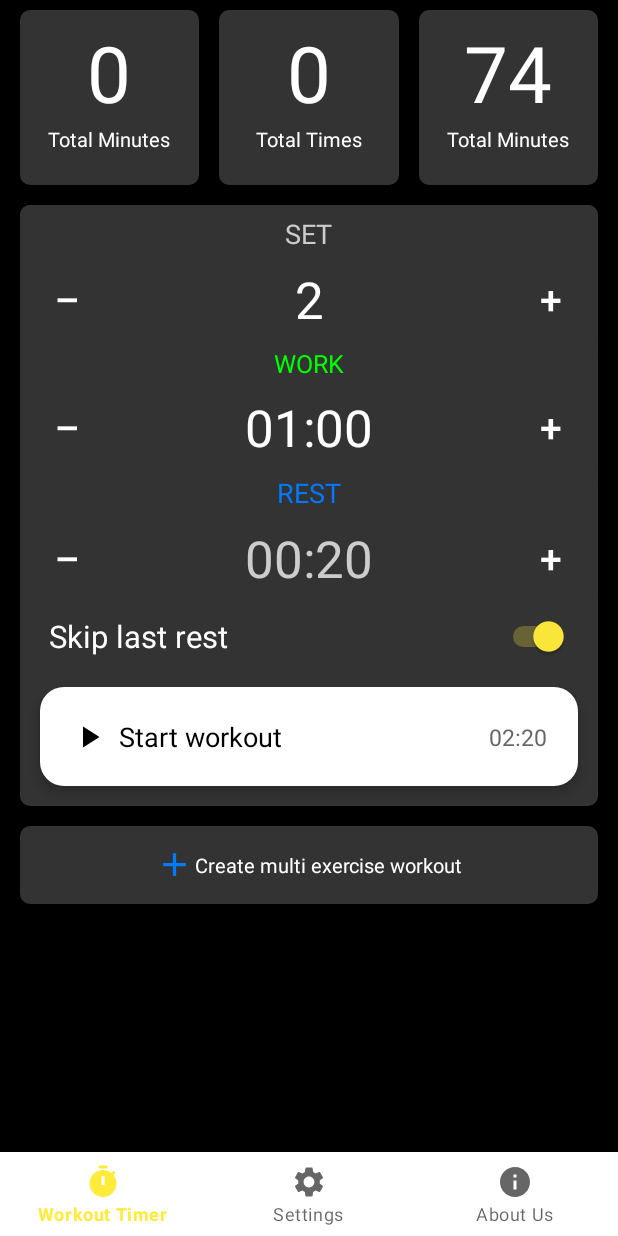
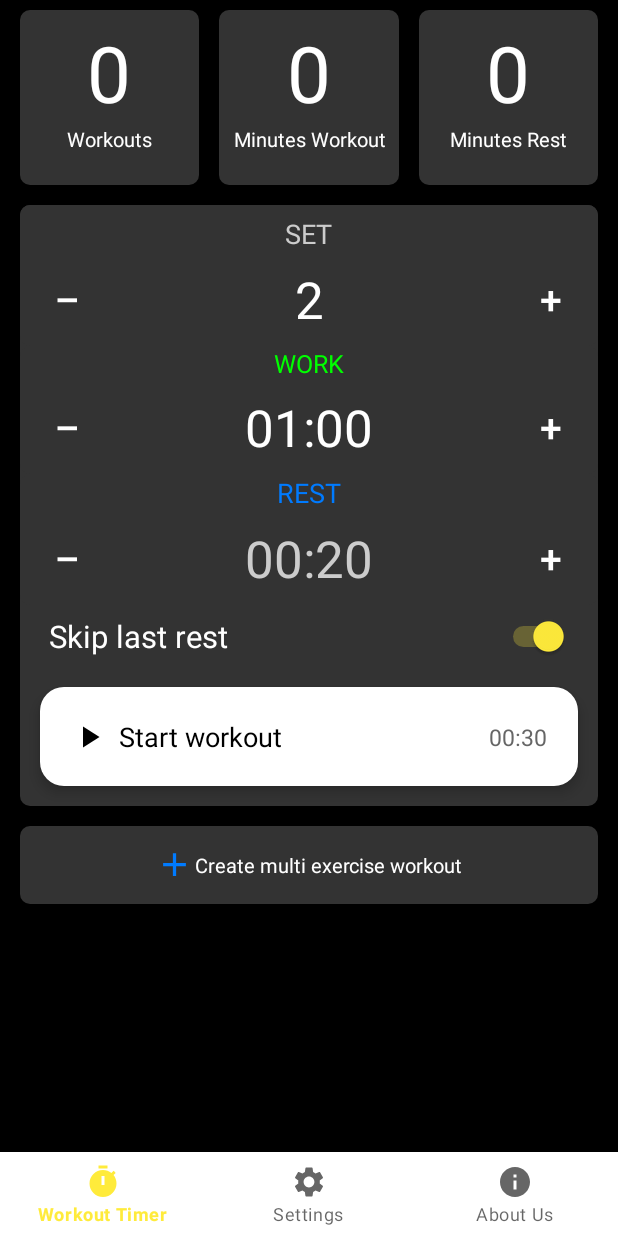
Before and after one commit to AmirNorouzpour/WorkoutTimer, an Android app: the screen it shows after launch (MainActivity), on a phone screen of 412 x 824 dp. Run offline under Robolectric (Android 15) with nearby library versions, the phone set to English and light mode, and no system bars; our stand-ins replace navigation-ui, sdp/ssp sizes; 1 statement that could not run was skipped.

Commit message:
Separate work and rest time

```diff
--- a/app/src/main/java/com/timer/workouttimer/helper/WorkoutDatabaseHelper.java
+++ b/app/src/main/java/com/timer/workouttimer/helper/WorkoutDatabaseHelper.java
@@ -17,7 +17,8 @@ public class WorkoutDatabaseHelper extends SQLiteOpenHelper {
     private static final String TABLE_WORKOUTS = "workouts";
     private static final String COLUMN_ID = "id";
     private static final String COLUMN_DATE = "date";
-    private static final String COLUMN_DURATION = "duration";
+    private static final String COLUMN_WORK = "work";
+    private static final String COLUMN_REST = "rest";
     private static final String COLUMN_RATE = "rate";
 
     public WorkoutDatabaseHelper(Context context) {
@@ -29,7 +30,8 @@ public class WorkoutDatabaseHelper extends SQLiteOpenHelper {
         String createTable = "CREATE TABLE " + TABLE_WORKOUTS + "("
                 + COLUMN_ID + " INTEGER PRIMARY KEY AUTOINCREMENT, "
                 + COLUMN_DATE + " TEXT, "
-                + COLUMN_DURATION + " INTEGER, "
+                + COLUMN_WORK + " INTEGER, "
+                + COLUMN_REST + " INTEGER, "
                 + COLUMN_RATE + " INTEGER)";
         db.execSQL(createTable);
     }
@@ -40,13 +42,13 @@ public class WorkoutDatabaseHelper extends SQLiteOpenHelper {
         onCreate(db);
     }
 
-    // افزودن رکورد جدید
-    public void addWorkout(String date, int duration, int rate) {
+    public void addWorkout(String date, int work, int rest, int rate) {
         SQLiteDatabase db = this.getWritableDatabase();
 
         ContentValues values = new ContentValues();
         values.put(COLUMN_DATE, date);
-        values.put(COLUMN_DURATION, duration);
+        values.put(COLUMN_WORK, work);
+        values.put(COLUMN_REST, rest);
         values.put(COLUMN_RATE, rate);
 
         db.insert(TABLE_WORKOUTS, null, values);
@@ -55,20 +57,20 @@ public class WorkoutDatabaseHelper extends SQLiteOpenHelper {
 
     public WorkoutSummary getWorkoutSummary() {
         SQLiteDatabase db = this.getReadableDatabase();
-        String query = "SELECT COUNT(*) AS count, SUM(" + COLUMN_DURATION + ") AS totalDuration FROM " + TABLE_WORKOUTS;
+        String query = "SELECT COUNT(*) AS count, SUM(" + COLUMN_WORK + ") AS totalWork, SUM(" + COLUMN_REST + ") AS totalRest FROM " + TABLE_WORKOUTS;
         Cursor cursor = db.rawQuery(query, null);
 
         WorkoutSummary summary = new WorkoutSummary();
         if (cursor.moveToFirst()) {
             summary.totalWorkouts = cursor.getInt(cursor.getColumnIndexOrThrow("count"));
-            summary.totalDuration = cursor.getInt(cursor.getColumnIndexOrThrow("totalDuration"));
+            summary.totalWork = cursor.getInt(cursor.getColumnIndexOrThrow("totalWork"));
+            summary.totalRest = cursor.getInt(cursor.getColumnIndexOrThrow("totalRest"));
         }
         cursor.close();
         db.close();
         return summary;
     }
 
-    // بازیابی همه رکوردها
     public List<Workout> getAllWorkouts() {
         List<Workout> workoutList = new ArrayList<>();
 
@@ -81,7 +83,8 @@ public class WorkoutDatabaseHelper extends SQLiteOpenHelper {
                 Workout workout = new Workout(
                         cursor.getInt(cursor.getColumnIndexOrThrow(COLUMN_ID)),
                         cursor.getString(cursor.getColumnIndexOrThrow(COLUMN_DATE)),
-                        cursor.getInt(cursor.getColumnIndexOrThrow(COLUMN_DURATION)),
+                        cursor.getInt(cursor.getColumnIndexOrThrow(COLUMN_WORK)),
+                        cursor.getInt(cursor.getColumnIndexOrThrow(COLUMN_REST)),
                         cursor.getInt(cursor.getColumnIndexOrThrow(COLUMN_RATE))
                 );
                 workoutList.add(workout);
@@ -94,7 +97,6 @@ public class WorkoutDatabaseHelper extends SQLiteOpenHelper {
         return workoutList;
     }
 
-    // حذف همه رکوردها
     public void deleteAllWorkouts() {
         SQLiteDatabase db = this.getWritableDatabase();
         db.execSQL("DELETE FROM " + TABLE_WORKOUTS);
--- a/app/src/main/java/com/timer/workouttimer/helper/WorkoutSummary.java
+++ b/app/src/main/java/com/timer/workouttimer/helper/WorkoutSummary.java
@@ -2,5 +2,6 @@ package com.timer.workouttimer.helper;
 
 public class WorkoutSummary {
     public int totalWorkouts;
-    public int totalDuration;
+    public int totalWork;
+    public int totalRest;
 }
--- a/app/src/main/java/com/timer/workouttimer/ui/home/HomeFragment.java
+++ b/app/src/main/java/com/timer/workouttimer/ui/home/HomeFragment.java
@@ -34,9 +34,9 @@ public class HomeFragment extends Fragment {
     int workTime = 30;
     int restTime = 15;
     boolean skipLastRest = true;
-    TextView timer_text, tvMin, tvTime;
+    TextView timer_text, totalWorkout, totalWorkoutMin, totalRestMin;
     boolean ss, vs, ps;
-    int psv, times, secs;
+    int psv;
 
     public View onCreateView(@NonNull LayoutInflater inflater, ViewGroup container, Bundle savedInstanceState) {
         binding = FragmentHomeBinding.inflate(inflater, container, false);
@@ -45,15 +45,13 @@ public class HomeFragment extends Fragment {
         Button buttonIncrement = root.findViewById(R.id.button_sets_increment);
         Button buttonDecrement = root.findViewById(R.id.button_sets_decrement);
         TextView textViewValue = root.findViewById(R.id.textview_sets_timer);
-        LinearLayout mlutiBtn = root.findViewById(R.id.mlutiBtn);
+        LinearLayout multipleBtn = root.findViewById(R.id.mlutiBtn);
 
-        mlutiBtn.setOnClickListener(view -> {
-            Toast.makeText(getActivity(), "Will be added in the next version.", Toast.LENGTH_SHORT).show();
-        });
+        multipleBtn.setOnClickListener(view -> Toast.makeText(getActivity(), "Will be added in the next version.", Toast.LENGTH_SHORT).show());
 
-        tvMin = root.findViewById(R.id.tvMins);
-        tvTime = root.findViewById(R.id.tvTimes);
-        timer_text = root.findViewById(R.id.timer_text);
+        totalWorkout = root.findViewById(R.id.totalWorkout);
+        totalWorkoutMin = root.findViewById(R.id.totalWorkoutMin);
+        totalRestMin = root.findViewById(R.id.totalRestMin);
         ConstraintLayout start_workout = root.findViewById(R.id.start);
 
         start_workout.setOnClickListener(view -> {
@@ -71,23 +69,17 @@ public class HomeFragment extends Fragment {
             SaveData();
         });
 
-        buttonIncrement.setOnClickListener(new View.OnClickListener() {
-            @Override
-            public void onClick(View v) {
+        buttonIncrement.setOnClickListener(v -> {
             sets++;
             textViewValue.setText(String.valueOf(sets));
             SetTotal();
-            }
         });
 
-        buttonDecrement.setOnClickListener(new View.OnClickListener() {
-            @Override
-            public void onClick(View v) {
+        buttonDecrement.setOnClickListener(v -> {
             if (sets > 1) {
                 sets--; //
                 textViewValue.setText(String.valueOf(sets));
                 SetTotal();
-                }
             }
         });
 
@@ -187,6 +179,7 @@ public class HomeFragment extends Fragment {
         if (skipLastRest)
             total = total - restTime;
         timer_text.setText(formatTime(total));
+        SaveData();
     }
 
     @Override
@@ -198,8 +191,9 @@ public class HomeFragment extends Fragment {
     public void refreshData() {
         WorkoutDatabaseHelper workoutDatabaseHelper = new WorkoutDatabaseHelper(getActivity());
         WorkoutSummary res = workoutDatabaseHelper.getWorkoutSummary();
-        tvMin.setText((res.totalDuration / 60) + "");
-        tvTime.setText(res.totalWorkouts + "");
+        totalWorkoutMin.setText(String.valueOf(res.totalWork / 60));
+        totalWorkout.setText(String.valueOf(res.totalWorkouts));
+        totalRestMin.setText(String.valueOf((res.totalRest / 60)));
     }
 
     @Override
--- a/app/src/main/res/layout/fragment_home.xml
+++ b/app/src/main/res/layout/fragment_home.xml
@@ -48,7 +48,7 @@
 
 
                         <TextView
-                            android:id="@+id/tvMins"
+                            android:id="@+id/totalWorkout"
                             android:layout_width="match_parent"
                             android:layout_height="wrap_content"
                             android:paddingTop="@dimen/_5sdp"
@@ -60,7 +60,7 @@
                         <TextView
                             android:layout_width="match_parent"
                             android:layout_height="wrap_content"
-                            android:text="Total Minutes"
+                            android:text="Workouts"
                             android:textAlignment="center"
                             android:textColor="#fff"
                             android:textSize="@dimen/_10sdp" />
@@ -77,7 +77,7 @@
                         app:layout_rowWeight="1">
 
                         <TextView
-                            android:id="@+id/tvTimes"
+                            android:id="@+id/totalWorkoutMin"
                             android:layout_width="match_parent"
                             android:layout_height="wrap_content"
                             android:paddingTop="@dimen/_5sdp"
@@ -89,7 +89,7 @@
                         <TextView
                             android:layout_width="match_parent"
                             android:layout_height="wrap_content"
-                            android:text="Total Times"
+                            android:text="Minutes Workout"
                             android:textAlignment="center"
                             android:textColor="#fff"
                             android:textSize="@dimen/_10sdp" />
@@ -107,7 +107,7 @@
 
 
                         <TextView
-                            android:id="@+id/tv1Mins"
+                            android:id="@+id/totalRestMin"
                             android:layout_width="match_parent"
                             android:layout_height="wrap_content"
                             android:paddingTop="@dimen/_5sdp"
@@ -119,7 +119,7 @@
                         <TextView
                             android:layout_width="match_parent"
                             android:layout_height="wrap_content"
-                            android:text="Total Minutes"
+                            android:text="Minutes Rest"
                             android:textAlignment="center"
                             android:textColor="#fff"
                             android:textSize="@dimen/_10sdp" />
```
Also changed, not shown: app/src/main/java/com/timer/workouttimer/TimerActivity.java (+43 -46 lines), app/src/main/java/com/timer/workouttimer/helper/Workout.java (+14 -8 lines), app/src/main/res/layout/activity_timer.xml (+25 -2 lines). Lines whose indentation alone changed are shown as unchanged.
